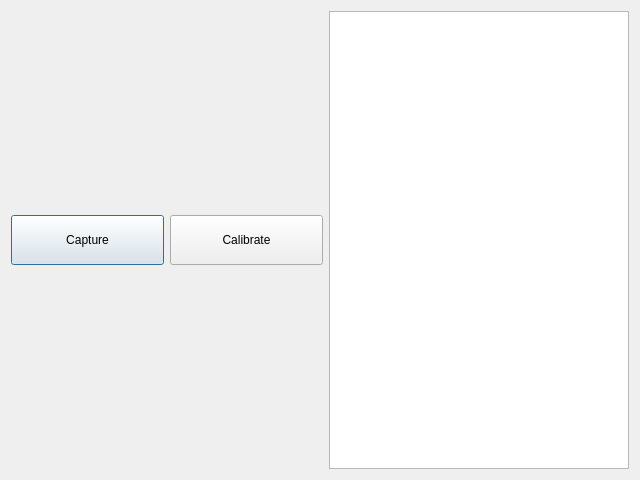
Qt form src/modules/calibration/calibrator/mle_calibration_window.ui (vahagnIV/gago-ui) before a commit.
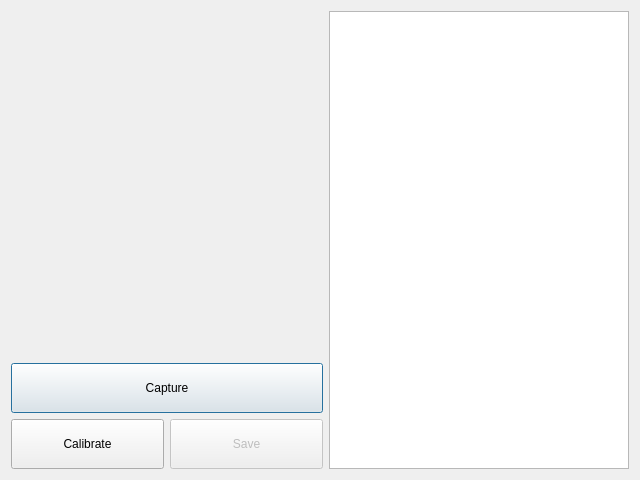
The same form after that commit. Custom widgets are drawn as their Qt base class.

Patch:
```diff
--- a/src/modules/calibration/calibrator/mle_calibration_window.ui
+++ b/src/modules/calibration/calibrator/mle_calibration_window.ui
@@ -19,12 +19,30 @@
      <item>
       <layout class="QVBoxLayout" name="verticalLayout">
        <item>
-        <layout class="QHBoxLayout" name="horizontalLayout_3"/>
+        <layout class="QVBoxLayout" name="pictureLayout">
+         <item>
+          <layout class="QHBoxLayout" name="videoLayout"/>
        </item>
        <item>
-        <layout class="QHBoxLayout" name="horizontalLayout_4">
+          <widget class="QLabel" name="multiviewInfoLabel">
+           <property name="font">
+            <font>
+             <pointsize>16</pointsize>
+             <weight>75</weight>
+             <bold>true</bold>
+            </font>
+           </property>
+           <property name="text">
+            <string/>
+           </property>
+          </widget>
+         </item>
+        </layout>
+       </item>
          <item>
-          <widget class="QPushButton" name="pushButton">
+        <layout class="QVBoxLayout" name="verticalLayout_2">
+         <item>
+          <widget class="QPushButton" name="captureButton">
            <property name="minimumSize">
             <size>
              <width>0</width>
@@ -43,7 +61,9 @@
           </widget>
          </item>
          <item>
-          <widget class="QPushButton" name="pushButton_2">
+          <layout class="QHBoxLayout" name="horizontalLayout_4">
+           <item>
+            <widget class="QPushButton" name="calibrateButton">
            <property name="minimumSize">
             <size>
              <width>0</width>
@@ -54,6 +74,24 @@
             <string>Calibrate</string>
            </property>
           </widget>
+           </item>
+           <item>
+            <widget class="QPushButton" name="saveButton">
+             <property name="enabled">
+              <bool>false</bool>
+             </property>
+             <property name="minimumSize">
+              <size>
+               <width>0</width>
+               <height>50</height>
+              </size>
+             </property>
+             <property name="text">
+              <string>Save</string>
+             </property>
+            </widget>
+           </item>
+          </layout>
          </item>
         </layout>
        </item>
```
Lines whose indentation alone changed are shown as unchanged.
